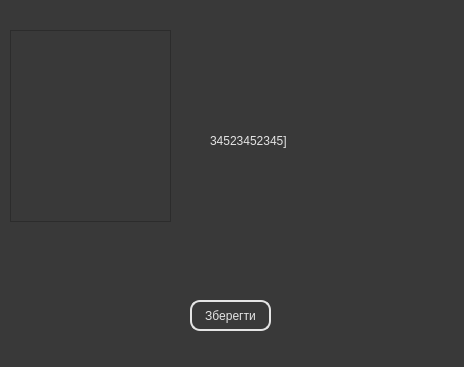
The window that setting.ui (lukashenkkko/Black_Jack) describes before a commit, drawn with Qt 5.
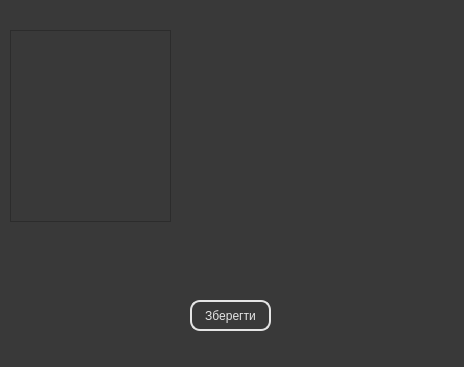
The same window after the commit.

Diff of the .ui file:
```diff
--- a/setting.ui
+++ b/setting.ui
@@ -45,7 +45,7 @@
 }</string>
    </property>
    <property name="text">
-    <string>34523452345]</string>
+    <string/>
    </property>
   </widget>
   <widget class="QPushButton" name="pushButton">
```
